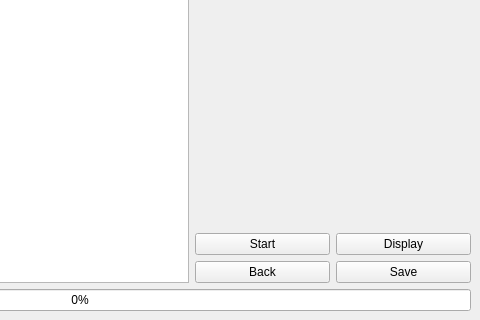
This is ui/TrainScene.ui in TeodoraMaria/SnakeLearning as Qt 5 draws it before an edit; both pictures show x 320 to 800 and y 280 to 600 of the 800 by 600 pixel window. The edited form follows.
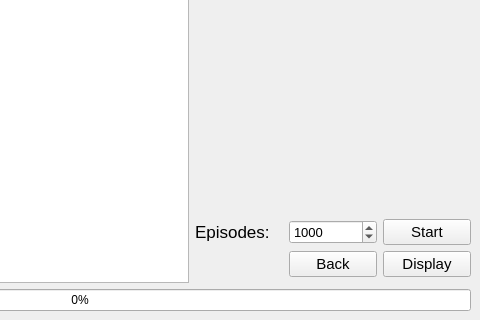
This is the edited form. Custom widgets are drawn as their Qt base class.

Commit message: blocked some buttons while training

```diff
--- a/ui/TrainScene.ui
+++ b/ui/TrainScene.ui
@@ -15,7 +15,42 @@
   </property>
   <widget class="QWidget" name="centralwidget">
    <layout class="QGridLayout" name="gridLayout">
-    <item row="1" column="0" colspan="3">
+    <item row="2" column="0" rowspan="4">
+     <widget class="QGraphicsView" name="graphicsView">
+      <property name="minimumSize">
+       <size>
+        <width>0</width>
+        <height>0</height>
+       </size>
+      </property>
+      <property name="maximumSize">
+       <size>
+        <width>500</width>
+        <height>500</height>
+       </size>
+      </property>
+     </widget>
+    </item>
+    <item row="4" column="3">
+     <widget class="QPushButton" name="pushButtonDisplay">
+      <property name="font">
+       <font>
+        <pointsize>11</pointsize>
+       </font>
+      </property>
+      <property name="text">
+       <string>Display</string>
+      </property>
+     </widget>
+    </item>
+    <item row="6" column="0" colspan="4">
+     <widget class="QProgressBar" name="progressBar">
+      <property name="value">
+       <number>0</number>
+      </property>
+     </widget>
+    </item>
+    <item row="1" column="0" colspan="4">
      <widget class="QChartView" name="chartView">
       <property name="minimumSize">
        <size>
@@ -31,42 +66,7 @@
       </property>
      </widget>
     </item>
-    <item row="5" column="0" colspan="3">
-     <widget class="QProgressBar" name="progressBar">
-      <property name="value">
-       <number>0</number>
-      </property>
-     </widget>
-    </item>
-    <item row="3" column="1">
-     <widget class="QPushButton" name="pushButtonStart">
-      <property name="text">
-       <string>Start</string>
-      </property>
-     </widget>
-    </item>
-    <item row="4" column="1">
-     <widget class="QPushButton" name="pushButtonBack">
-      <property name="text">
-       <string>Back</string>
-      </property>
-     </widget>
-    </item>
-    <item row="3" column="2">
-     <widget class="QPushButton" name="pushButtonDisplay">
-      <property name="text">
-       <string>Display</string>
-      </property>
-     </widget>
-    </item>
-    <item row="4" column="2">
-     <widget class="QPushButton" name="pushButtonSave">
-      <property name="text">
-       <string>Save</string>
-      </property>
-     </widget>
-    </item>
-    <item row="2" column="2">
+    <item row="2" column="3">
      <spacer name="verticalSpacer">
       <property name="orientation">
        <enum>Qt::Vertical</enum>
@@ -79,19 +79,54 @@
       </property>
      </spacer>
     </item>
-    <item row="2" column="0" rowspan="3">
-     <widget class="QGraphicsView" name="graphicsView">
-      <property name="minimumSize">
-       <size>
-        <width>0</width>
-        <height>0</height>
-       </size>
+    <item row="3" column="3">
+     <widget class="QPushButton" name="pushButtonStart">
+      <property name="font">
+       <font>
+        <pointsize>11</pointsize>
+       </font>
       </property>
-      <property name="maximumSize">
-       <size>
-        <width>500</width>
-        <height>500</height>
-       </size>
+      <property name="text">
+       <string>Start</string>
+      </property>
+     </widget>
+    </item>
+    <item row="3" column="1">
+     <widget class="QLabel" name="label">
+      <property name="font">
+       <font>
+        <pointsize>13</pointsize>
+       </font>
+      </property>
+      <property name="text">
+       <string>Episodes:</string>
+      </property>
+     </widget>
+    </item>
+    <item row="3" column="2">
+     <widget class="QSpinBox" name="spinBoxEpisodes">
+      <property name="font">
+       <font>
+        <pointsize>10</pointsize>
+       </font>
+      </property>
+      <property name="maximum">
+       <number>10000</number>
+      </property>
+      <property name="value">
+       <number>1000</number>
+      </property>
+     </widget>
+    </item>
+    <item row="4" column="2">
+     <widget class="QPushButton" name="pushButtonBack">
+      <property name="font">
+       <font>
+        <pointsize>11</pointsize>
+       </font>
+      </property>
+      <property name="text">
+       <string>Back</string>
       </property>
      </widget>
     </item>
```
The commit also changes 4 other files.
